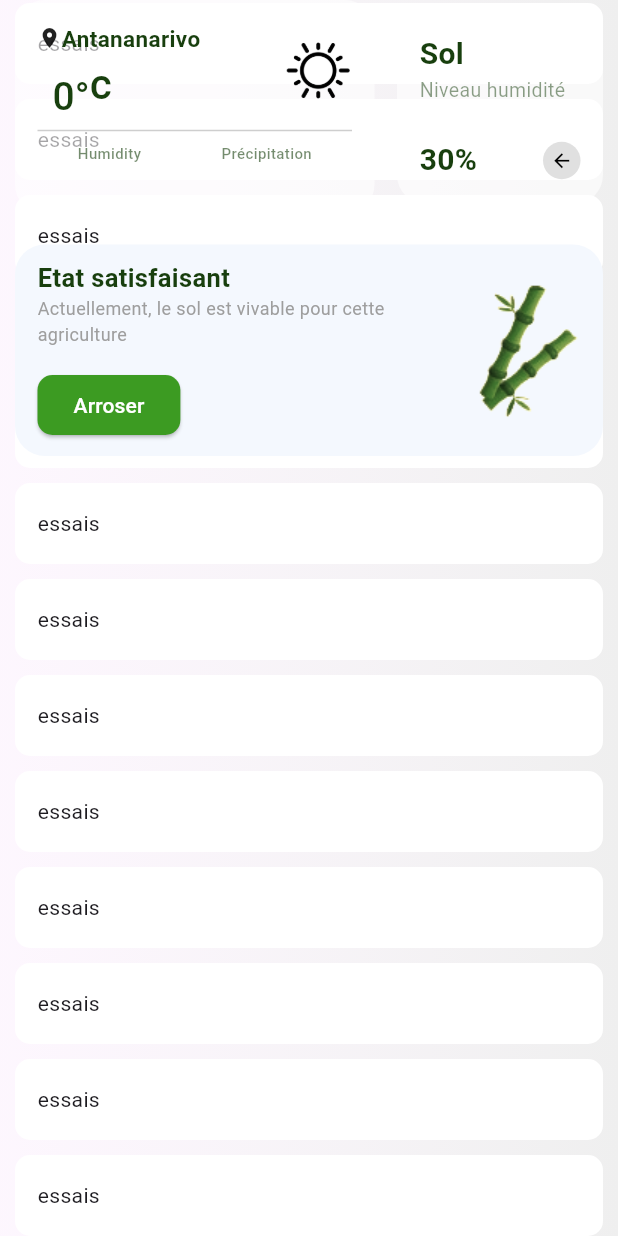
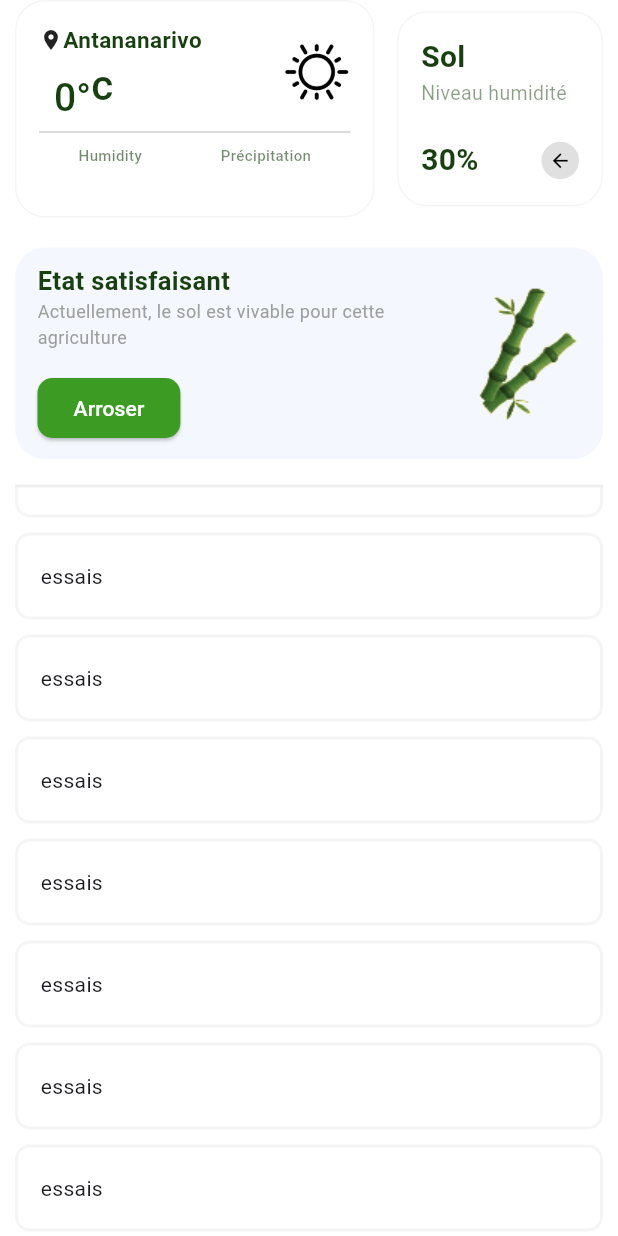
Before and after one commit to Julio23F/agri_tech, a Flutter app: the screen it shows after launch, scrolled down 576 dp, on a phone screen of 412 x 824 dp. Run offline on Flutter 3.47's test engine with Material 3 defaults, Android fonts, the phone set to English and light mode, and no system bars; our stand-ins replace flutter_bluetooth_serial; network calls fail.

Commit message:
Amélioration UI homePage

```diff
--- a/lib/views/home_page.dart
+++ b/lib/views/home_page.dart
@@ -62,13 +62,17 @@ class _HomePageState extends State<HomePage> {
     return Scaffold(
       body: Container(
         padding: EdgeInsets.symmetric(horizontal: 10),
-        decoration: BoxDecoration(
+        // color: Colors.white.withOpacity(0.3),
+          /*decoration: BoxDecoration(
             gradient: LinearGradient(
               begin: Alignment.centerLeft,
               end: Alignment.centerRight,
-            colors: [Color(0xff2f2f2), Color(0xffefefef)],
+              colors: [Colors.white.withOpacity(0.1), Color(0xffefefef).withOpacity(0.1)],
             ),
-        ),
+          ),*/
+          //color: Color(0xffefefef).withOpacity(0.1),
+          color: Colors.white,
+
         height: MediaQuery.sizeOf(context).height,
         child: CustomScrollView(
             slivers: [
@@ -97,21 +101,23 @@ class _HomePageState extends State<HomePage> {
                               ),
                               Container(
                                 child: Column(
+
                                   crossAxisAlignment: CrossAxisAlignment.end,
                                   children: [
                                     Text(
                                       "Agri Tech",
                                       style: TextStyle(
-                                          fontSize: 26,
+                                          fontSize: 24,
                                           color: Color(0xff183f0e),
-                                          fontWeight: FontWeight.w700
+                                          fontWeight: FontWeight.w700,
+                                          height: 0.9,
                                       ),
                                     ),
                                     Text(
                                       "Esiia 2a",
                                       style: TextStyle(
-                                          fontSize: 16,
-                                          color: Color(0xff183f0e).withOpacity(0.8),
+                                          fontSize: 15,
+                                          color: Colors.grey,
                                           fontWeight: FontWeight.w600
                                       ),
                                     ),
@@ -133,6 +139,16 @@ class _HomePageState extends State<HomePage> {
               delegate: SliverAppBarDelegate(
                 minHeight: 325.0,
                 maxHeight: 325.0,
+                child: Container(
+                  decoration: BoxDecoration(
+                    color: Colors.white,
+                    border: Border(
+                      bottom: BorderSide(
+                        color: Color(0xffefefef),
+                        width: 2,
+                      ),
+                    ),
+                  ),
                   child: Column(
                       crossAxisAlignment: CrossAxisAlignment.start,
                       children: [
@@ -144,7 +160,11 @@ class _HomePageState extends State<HomePage> {
                               Expanded(
                                 child: Container(
                                   decoration: BoxDecoration(
-                                  color: Colors.white.withOpacity(0.6),
+                                    color: Colors.white,
+                                    border: Border.all(
+                                      color: Colors.grey.withOpacity(0.1),
+                                      width: 1,
+                                    ),
                                     borderRadius: BorderRadius.circular(20),
                                   ),
                                   padding: EdgeInsets.all(15),
@@ -276,7 +296,11 @@ class _HomePageState extends State<HomePage> {
                                 height: 130,
                                 width: MediaQuery.of(context).size.width * 1/3,
                                 decoration: BoxDecoration(
-                                color: Colors.white.withOpacity(0.6),
+                                  color: Colors.white,
+                                  border: Border.all(
+                                    color: Colors.grey.withOpacity(0.1),
+                                    width: 1,
+                                  ),
                                   borderRadius: BorderRadius.circular(20),
                                 ),
                                 padding: EdgeInsets.all(15),
@@ -413,6 +437,7 @@ class _HomePageState extends State<HomePage> {
                           ),
                         ),
                       ],
+                    ),
                 )
                 )
               ),
@@ -427,12 +452,16 @@ class _HomePageState extends State<HomePage> {
                             for(int i=0; i<15; i++)
                               Container(
                                 width: MediaQuery.of(context).size.width,
-                                margin: EdgeInsets.symmetric(vertical: 5),
+                                margin: EdgeInsets.only(top: 10),
+                                padding: EdgeInsets.symmetric(vertical: 17, horizontal: 15),
                                 decoration: BoxDecoration(
                                   color: Colors.white,
+                                  border: Border.all(
+                                    color: Colors.grey.withOpacity(0.1),
+                                    width: 2,
+                                  ),
                                   borderRadius: BorderRadius.circular(10),
                                 ),
-                                padding: EdgeInsets.symmetric(vertical: 17, horizontal: 15),
                                 child: Text("essais"),
                               )
 
```
Lines whose indentation alone changed are shown as unchanged.
